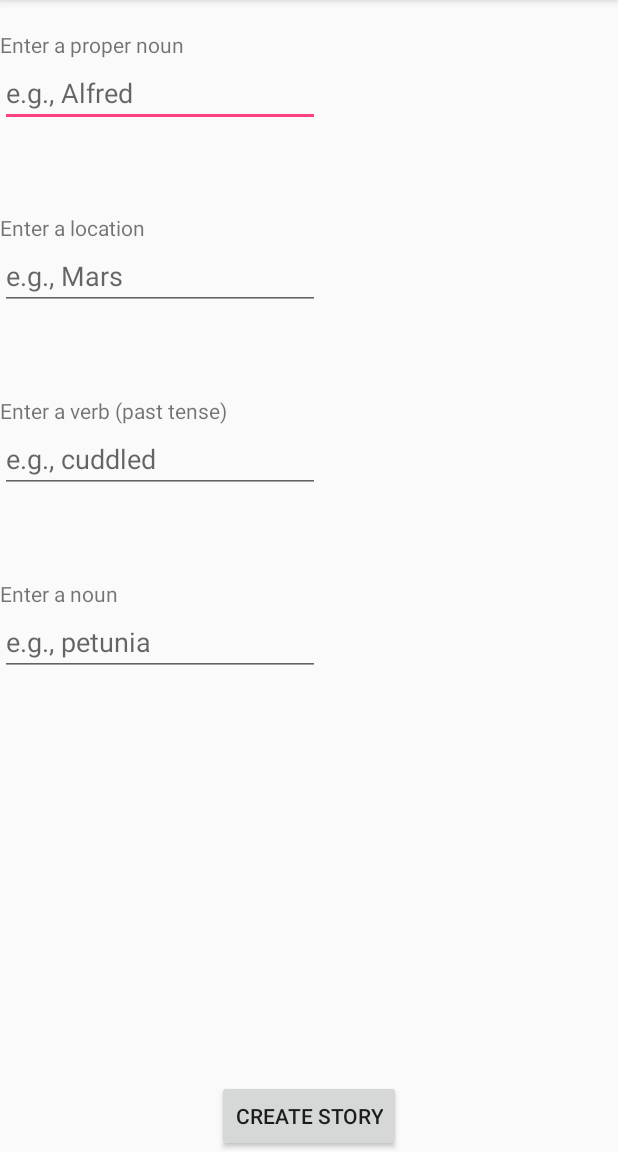
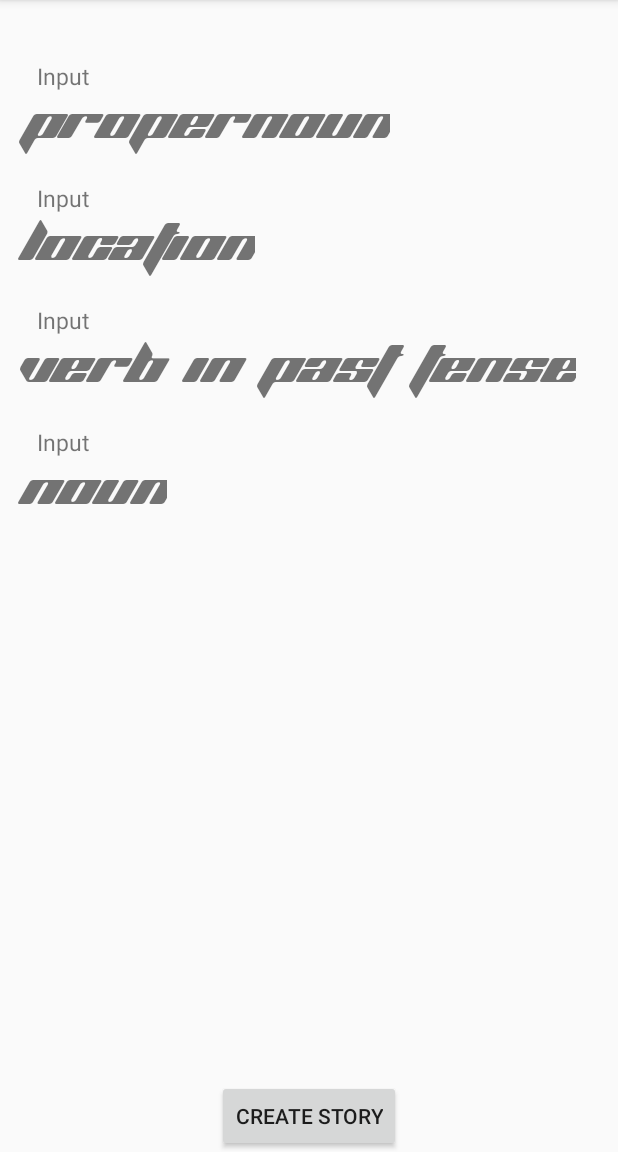
Before and after one commit to Atticus29/MadLibs, an Android app: the screen it shows after launch (MainActivity), on a phone screen of 412 x 824 dp, the part 84-1236 px from its top. Run offline under Robolectric (Android 15) with nearby library versions, the phone set to English and light mode, and no system bars; our stand-ins replace ButterKnife.

Commit message:
get basic custom layout infrastructure in place

```diff
--- a/app/build.gradle
+++ b/app/build.gradle
@@ -3,6 +3,11 @@ apply plugin: 'com.android.application'
 android {
     compileSdkVersion 25
     buildToolsVersion "25.0.2"
+    useLibrary 'org.apache.http.legacy'
+    repositories {
+        mavenCentral()
+        jcenter()
+    }
     defaultConfig {
         applicationId "com.epicodus.madlibs"
         minSdkVersion 15
@@ -27,4 +32,12 @@ dependencies {
     compile 'com.android.support:appcompat-v7:25.3.1'
     testCompile 'junit:junit:4.12'
     compile 'com.jakewharton:butterknife:7.0.1'
+    testCompile 'org.robolectric:robolectric:3.0'
+    testCompile 'org.robolectric:shadows-support-v4:3.0'
+    androidTestCompile('com.android.support.test.espresso:espresso-core:2.2') {
+        exclude group: 'com.android.support', module: 'support-annotations'
+    }
+    androidTestCompile('com.android.support.test:runner:0.3') {
+        exclude group: 'com.android.support', module: 'support-annotations'
+    }
 }
--- /dev/null
+++ b/app/src/main/java/com/epicodus/madlibs/InputFieldAdapter.java
@@ -0,0 +1,57 @@
+package com.epicodus.madlibs;
+
+import android.content.Context;
+import android.graphics.Typeface;
+import android.view.LayoutInflater;
+import android.view.View;
+import android.view.ViewGroup;
+import android.widget.BaseAdapter;
+import android.widget.TextView;
+
+import org.w3c.dom.Text;
+
+public class InputFieldAdapter extends BaseAdapter {
+    private Context mContext;
+    private String[] mFields;
+    private Typeface mTypeface;
+
+    @Override
+    public int getCount() {
+        return mFields.length;
+    }
+
+    @Override
+    public Object getItem(int position) {
+        return null;
+    }
+
+    @Override
+    public long getItemId(int position) {
+        return 0;
+    }
+
+    @Override
+    public View getView(int position, View convertView, ViewGroup parent) {
+        LayoutInflater inflater = (LayoutInflater) mContext
+                .getSystemService(Context.LAYOUT_INFLATER_SERVICE);
+        View gridView;
+        if(convertView == null){
+            gridView = inflater.inflate(R.layout.input_grid_item, null);
+
+            TextView fieldView = (TextView) gridView
+                    .findViewById(R.id.grid_item_field);
+
+            fieldView.setText(mFields[position]);
+            fieldView.setTypeface(mTypeface);
+        }else{
+            gridView = (View) convertView;
+        }
+        return gridView;
+    }
+
+    public InputFieldAdapter(Context context, String[] fields, Typeface typeface){
+        this.mContext = context;
+        this.mFields = fields;
+        this.mTypeface = typeface;
+    }
+}
--- a/app/src/main/java/com/epicodus/madlibs/MainActivity.java
+++ b/app/src/main/java/com/epicodus/madlibs/MainActivity.java
@@ -1,43 +1,51 @@
 package com.epicodus.madlibs;
 
 import android.content.Intent;
+import android.content.res.Resources;
+import android.graphics.Typeface;
 import android.support.v7.app.AppCompatActivity;
 import android.os.Bundle;
+import android.util.Log;
 import android.view.View;
 import android.widget.Button;
 import android.widget.EditText;
+import android.widget.GridView;
+
+import java.util.Arrays;
 
 import butterknife.Bind;
 import butterknife.ButterKnife;
 
 public class MainActivity extends AppCompatActivity implements View.OnClickListener{
     @Bind(R.id.makeStoryButton) Button mMakeStoryButton;
-    @Bind(R.id.personNameInput) EditText mPersonNameInput;
-    @Bind(R.id.locationInput) EditText mLocationInput;
-    @Bind(R.id.verbInput) EditText mVerbInput;
-    @Bind(R.id.nounInput) EditText mNounInput;
+    @Bind(R.id.baseGridView) GridView gridView;
+
     @Override
     protected void onCreate(Bundle savedInstanceState) {
         super.onCreate(savedInstanceState);
         setContentView(R.layout.activity_main);
         ButterKnife.bind(this);
+        Resources res = getResources();
+        String [] userPrompts = res.getStringArray(R.array.user_input);
+        Typeface typeface = Typeface.createFromAsset(getAssets(), "fonts/scififont.TTF");
+        gridView.setAdapter(new InputFieldAdapter(this, userPrompts, typeface));
         mMakeStoryButton.setOnClickListener(this);
     }
 
     @Override
     public void onClick(View v){
         if(v == mMakeStoryButton) {
-            String properNoun = mPersonNameInput.getText().toString();
-            String location = mLocationInput.getText().toString();
-            String verb = mVerbInput.getText().toString();
-            String noun = mNounInput.getText().toString();
-            Bundle extras = new Bundle();
-            extras.putString("properNoun", properNoun);
-            extras.putString("location", location);
-            extras.putString("verb", verb);
-            extras.putString("noun", noun);
+//            String properNoun = mPersonNameInput.getText().toString();
+//            String location = mLocationInput.getText().toString();
+//            String verb = mVerbInput.getText().toString();
+//            String noun = mNounInput.getText().toString();
+//            Bundle extras = new Bundle();
+//            extras.putString("properNoun", properNoun);
+//            extras.putString("location", location);
+//            extras.putString("verb", verb);
+//            extras.putString("noun", noun);
             Intent intent = new Intent(MainActivity.this, StoryActivity.class);
-            intent.putExtras(extras);
+//            intent.putExtras(extras);
             startActivity(intent);
         }
     }
--- a/app/src/main/res/layout/activity_main.xml
+++ b/app/src/main/res/layout/activity_main.xml
@@ -6,91 +6,20 @@
     android:layout_height="match_parent"
     tools:context="com.epicodus.madlibs.MainActivity">
 
-    <TextView
+    <GridView
         android:layout_width="wrap_content"
         android:layout_height="wrap_content"
-        android:text="Enter a proper noun"
-        android:id="@+id/textViewProperNoun"
+        android:columnWidth="400sp"
+        android:numColumns="1"
+        android:stretchMode="spacingWidthUniform"
+        android:id="@+id/baseGridView"
+        android:padding="0dp"
+        android:gravity="left"
+        android:scrollingCache="false"
         android:layout_alignParentTop="true"
         android:layout_alignParentLeft="true"
         android:layout_alignParentStart="true"
-        android:layout_marginTop="20dp"/>
-
-    <EditText
-        android:layout_width="wrap_content"
-        android:layout_height="wrap_content"
-        android:inputType="textPersonName"
-        android:ems="10"
-        android:id="@+id/personNameInput"
-        android:hint="e.g., Alfred"
-        android:layout_marginBottom="57dp"
-        android:layout_below="@+id/textViewProperNoun"
-        android:layout_alignParentLeft="true"
-        android:layout_alignParentStart="true" />
-
-    <TextView
-        android:text="Enter a location"
-        android:layout_width="wrap_content"
-        android:layout_height="wrap_content"
-        android:id="@+id/locationTextView"
-        android:layout_below="@+id/personNameInput"
-        android:layout_alignParentLeft="true"
-        android:layout_alignParentStart="true" />
-
-    <EditText
-        android:layout_width="wrap_content"
-        android:layout_height="wrap_content"
-        android:inputType="textPersonName"
-        android:ems="10"
-        android:id="@+id/locationInput"
-        android:hint="e.g., Mars"
-        android:layout_marginBottom="57dp"
-        android:layout_below="@+id/locationTextView"
-        android:layout_alignParentLeft="true"
-        android:layout_alignParentStart="true" />
-
-    <TextView
-        android:text="Enter a verb (past tense)"
-        android:layout_width="wrap_content"
-        android:layout_height="wrap_content"
-        android:id="@+id/verbTextView"
-        android:layout_below="@+id/locationInput"
-        android:layout_alignParentLeft="true"
-        android:layout_alignParentStart="true"
-        />
-
-    <EditText
-        android:layout_width="wrap_content"
-        android:layout_height="wrap_content"
-        android:inputType="textPersonName"
-        android:ems="10"
-        android:id="@+id/verbInput"
-        android:hint="e.g., cuddled"
-        android:layout_below="@+id/verbTextView"
-        android:layout_alignParentLeft="true"
-        android:layout_alignParentStart="true"
-        android:layout_marginBottom="57dp" />
-
-    <TextView
-        android:text="Enter a noun"
-        android:layout_width="wrap_content"
-        android:layout_height="wrap_content"
-        android:id="@+id/nounTextView"
-        android:layout_below="@+id/verbInput"
-        />
-    <EditText
-        android:layout_width="wrap_content"
-        android:layout_height="wrap_content"
-        android:inputType="textPersonName"
-        android:ems="10"
-        android:id="@+id/nounInput"
-        android:hint="e.g., petunia"
-        android:layout_below="@+id/nounTextView"
-        android:layout_alignParentLeft="true"
-        android:layout_alignParentStart="true"
-        />
-
-
+        android:layout_marginTop="40sp" />
     <Button
         android:text="Create Story"
         android:layout_width="wrap_content"
--- /dev/null
+++ b/app/src/main/res/layout/input_grid_item.xml
@@ -0,0 +1,24 @@
+<?xml version="1.0" encoding="utf-8"?>
+<LinearLayout xmlns:android="http://schemas.android.com/apk/res/android"
+    android:orientation="vertical"
+    android:layout_width="wrap_content"
+    android:layout_height="match_parent">
+
+    <TextView
+        android:layout_width="60sp"
+        android:textSize="15sp"
+        android:layout_height="wrap_content"
+        android:id="@+id/grid_item_label"
+        android:layout_weight="0.8"
+        android:gravity="center_horizontal"
+        android:text="Input" />
+
+    <TextView
+        android:layout_width="wrap_content"
+        android:textSize="30sp"
+        android:layout_height="60sp"
+        android:id="@+id/grid_item_field"
+        android:layout_weight="1"
+        android:gravity="center_horizontal"
+        android:text="A" />
+</LinearLayout>
--- a/app/src/main/res/values/strings.xml
+++ b/app/src/main/res/values/strings.xml
@@ -1,3 +1,10 @@
 <resources>
     <string name="app_name">MadLibs</string>
+    <string name="story_string" formatted="false">One day, %s went to %s. They %s all over %s.</string>
+    <string-array name="user_input">
+        <item>ProperNoun</item>
+        <item>Location</item>
+        <item>Verb in past tense</item>
+        <item>Noun</item>
+    </string-array>
 </resources>
--- a/app/src/main/res/values/styles.xml
+++ b/app/src/main/res/values/styles.xml
@@ -8,4 +8,6 @@
         <item name="colorAccent">@color/colorAccent</item>
     </style>
 
+
+
 </resources>
```
Also changed, not shown: app/src/main/assets/fonts/scififont.TTF (added), 1 other file.
